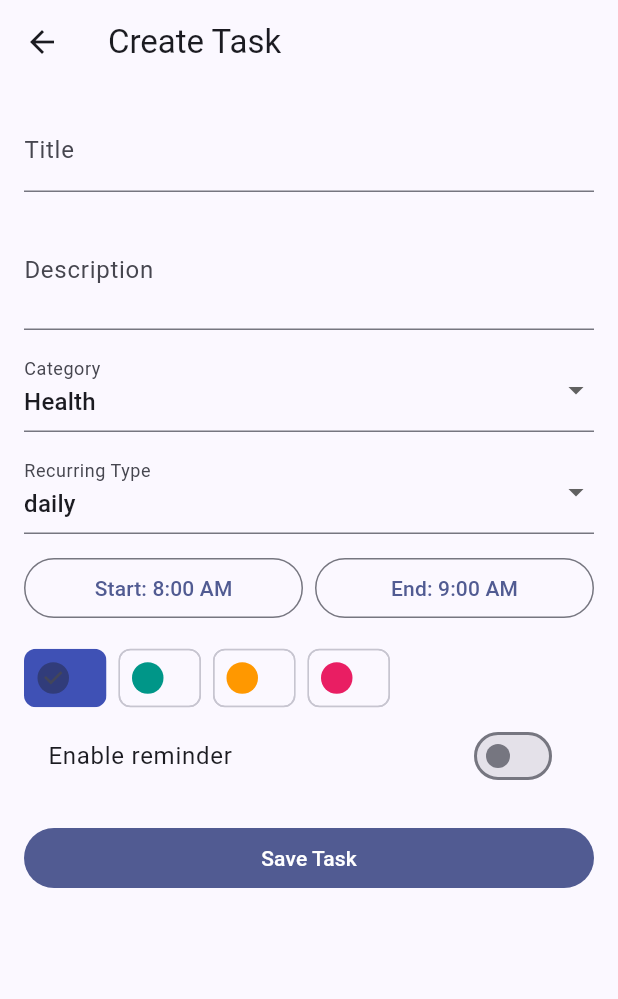
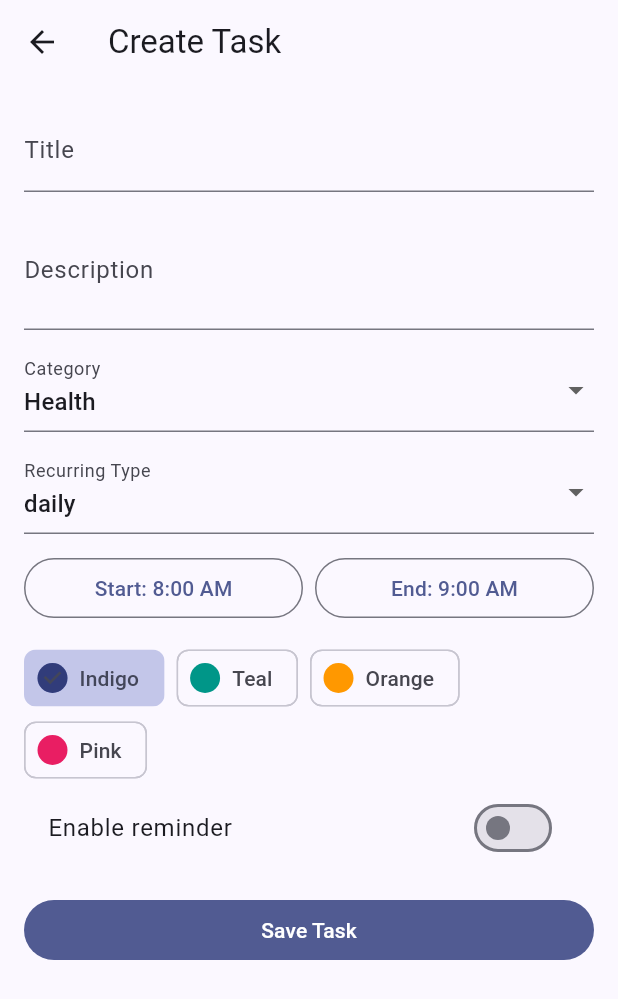
Before and after one commit to Siddharth-626/DisciplineApp, a Flutter app: the TaskFormScreen screen opened directly, on a phone screen of 412 x 824 dp. Shown: the top 999 px of the screen. Run offline on Flutter 3.47's test engine with Material 3 defaults, Android fonts, the phone set to English and light mode, and no system bars; our stand-ins replace cloud_firestore, firebase_auth, firebase_core, firebase_messaging, fl_chart, flutter_local_notifications and 3 more; accounts and stored records are empty.

Commit message:
🎨 Palette: Enhance Task Management UX and Accessibility
Implemented several micro-UX and accessibility improvements:
- Added a confirmation dialog for task deletion to prevent accidental data loss.
- Added tooltips to all icon-only buttons (Dashboard, Logout, Delete, Add Task).
- Improved `ChoiceChip` accessibility in the task form with meaningful labels and tooltips.
- Implemented a loading state for the task save button to provide visual feedback.
- Updated color representation and manipulations to use modern Flutter APIs (toARGB32, withValues).
- Fixed a type error in dashboard metrics to satisfy strict analyzer rules.

Co-authored-by: Siddharth-626 <175191842+Siddharth-626@users.noreply.github.com>

```diff
--- a/lib/features/dashboard/domain/dashboard_metrics.dart
+++ b/lib/features/dashboard/domain/dashboard_metrics.dart
@@ -52,7 +52,7 @@ class DashboardMetrics {
 
     final streakStats = _calculateStreaks(logs);
     final total = completed + skipped + missed;
-    final productivity = total == 0 ? 0 : (completed / total) * 100;
+    final productivity = total == 0 ? 0.0 : (completed / total) * 100.0;
 
     return DashboardMetrics(
       completed: completed,
--- a/lib/features/tasks/domain/task_model.dart
+++ b/lib/features/tasks/domain/task_model.dart
@@ -77,7 +77,7 @@ class TaskModel {
       endTime: (map['endTime'] as Timestamp?)?.toDate() ?? DateTime.now(),
       recurringType: map['recurringType'] as String? ?? 'daily',
       category: map['category'] as String? ?? 'Personal',
-      color: map['color'] as int? ?? Colors.indigo.value,
+      color: map['color'] as int? ?? Colors.indigo.toARGB32(),
       reminderEnabled: map['reminderEnabled'] as bool? ?? false,
       createdAt: (map['createdAt'] as Timestamp?)?.toDate() ?? DateTime.now(),
     );
--- a/lib/features/tasks/presentation/task_form_screen.dart
+++ b/lib/features/tasks/presentation/task_form_screen.dart
@@ -20,7 +20,7 @@ class _TaskFormScreenState extends ConsumerState<TaskFormScreen> {
   final _description = TextEditingController();
   late String _category;
   late String _recurring;
-  var _color = Colors.indigo.value;
+  var _color = Colors.indigo.toARGB32();
   var _reminder = false;
   TimeOfDay _start = const TimeOfDay(hour: 8, minute: 0);
   TimeOfDay _end = const TimeOfDay(hour: 9, minute: 0);
@@ -33,7 +33,7 @@ class _TaskFormScreenState extends ConsumerState<TaskFormScreen> {
     _description.text = task?.description ?? '';
     _category = task?.category ?? AppConstants.taskCategories.first;
     _recurring = task?.recurringType ?? AppConstants.recurringTypes.first;
-    _color = task?.color ?? Colors.indigo.value;
+    _color = task?.color ?? Colors.indigo.toARGB32();
     _reminder = task?.reminderEnabled ?? false;
     if (task != null) {
       _start = TimeOfDay.fromDateTime(task.startTime);
@@ -50,6 +50,8 @@ class _TaskFormScreenState extends ConsumerState<TaskFormScreen> {
 
   @override
   Widget build(BuildContext context) {
+    final isLoading = ref.watch(taskControllerProvider).isLoading;
+
     return Scaffold(
       appBar: AppBar(title: Text(widget.task == null ? 'Create Task' : 'Edit Task')),
       body: Form(
@@ -114,13 +116,19 @@ class _TaskFormScreenState extends ConsumerState<TaskFormScreen> {
             Wrap(
               spacing: 8,
               children: [
-                for (final color in [Colors.indigo, Colors.teal, Colors.orange, Colors.pink])
+                for (final entry in {
+                  'Indigo': Colors.indigo,
+                  'Teal': Colors.teal,
+                  'Orange': Colors.orange,
+                  'Pink': Colors.pink,
+                }.entries)
                   ChoiceChip(
-                    label: const Text(''),
-                    selectedColor: color,
-                    selected: _color == color.value,
-                    onSelected: (_) => setState(() => _color = color.value),
-                    avatar: CircleAvatar(backgroundColor: color),
+                    label: Text(entry.key),
+                    selectedColor: entry.value.withValues(alpha: 0.3),
+                    selected: _color == entry.value.toARGB32(),
+                    onSelected: (_) => setState(() => _color = entry.value.toARGB32()),
+                    avatar: CircleAvatar(backgroundColor: entry.value, radius: 10),
+                    tooltip: 'Select ${entry.key} color',
                   ),
               ],
             ),
@@ -131,7 +139,9 @@ class _TaskFormScreenState extends ConsumerState<TaskFormScreen> {
             ),
             const SizedBox(height: 16),
             FilledButton(
-              onPressed: () async {
+              onPressed: isLoading
+                  ? null
+                  : () async {
                 if (!_formKey.currentState!.validate()) return;
                 final now = DateTime.now();
                 final startTime = DateTime(now.year, now.month, now.day, _start.hour, _start.minute);
@@ -151,7 +161,16 @@ class _TaskFormScreenState extends ConsumerState<TaskFormScreen> {
                 await ref.read(taskControllerProvider.notifier).saveTask(task);
                 if (mounted) Navigator.pop(context);
               },
-              child: const Text('Save Task'),
+              child: isLoading
+                  ? const SizedBox(
+                      height: 20,
+                      width: 20,
+                      child: CircularProgressIndicator(
+                        strokeWidth: 2,
+                        color: Colors.white,
+                      ),
+                    )
+                  : const Text('Save Task'),
             ),
           ],
         ),
--- a/lib/widgets/task_card.dart
+++ b/lib/widgets/task_card.dart
@@ -24,7 +24,11 @@ class TaskCard extends StatelessWidget {
         subtitle: Text(
           '${task.category} • ${DateFormat.Hm().format(task.startTime)} - ${DateFormat.Hm().format(task.endTime)}',
         ),
-        trailing: IconButton(icon: const Icon(Icons.delete_outline), onPressed: onDelete),
+        trailing: IconButton(
+          icon: const Icon(Icons.delete_outline),
+          onPressed: onDelete,
+          tooltip: 'Delete Task',
+        ),
       ),
     );
   }
```
Also changed, not shown: lib/features/tasks/presentation/tasks_screen.dart (+28 -1 lines), 1 other file.
